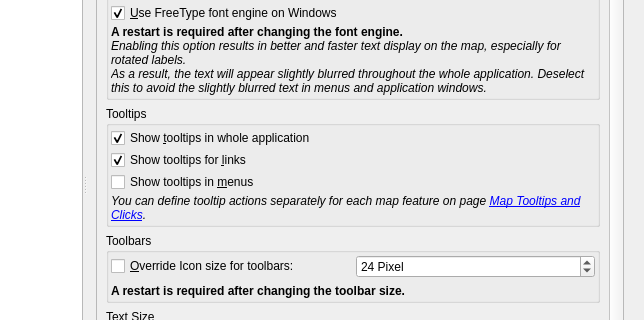
Qt form src/options/optionsdialog.ui (albar965/littlenavmap) before a commit; both pictures show x 196 to 840 and y 122 to 442 of the 840 by 640 pixel window.
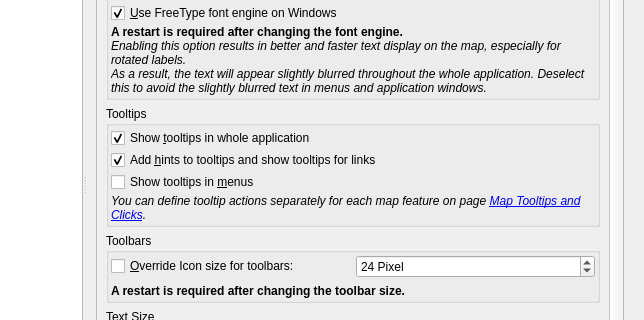
The same form after that commit. The open tabs and pages were chosen to show the change. Icons and pictures are not drawn.

Commit message:
Added more hints to status bar tooltips
Can be disabled in options

The edit to the form file:
```diff
--- a/src/options/optionsdialog.ui
+++ b/src/options/optionsdialog.ui
@@ -630,8 +630,8 @@
             <rect>
              <x>0</x>
              <y>0</y>
-             <width>419</width>
-             <height>910</height>
+             <width>543</width>
+             <height>909</height>
             </rect>
            </property>
            <layout class="QVBoxLayout" name="verticalLayout_23">
@@ -785,7 +785,7 @@
                   <string>&lt;html&gt;&lt;head/&gt;&lt;body&gt;&lt;p&gt;Enables tooltips for the blue links in the flight plan header, procedure search and information window&lt;/p&gt;&lt;/body&gt;&lt;/html&gt;</string>
                  </property>
                  <property name="text">
-                  <string>Show tooltips for &amp;links</string>
+                  <string>Add &amp;hints to tooltips and show tooltips for links</string>
                  </property>
                  <property name="checked">
                   <bool>true</bool>
```
Left out of the diff: 28 changed lines with no effect on the pictures. The commit also changes 4 other files.
